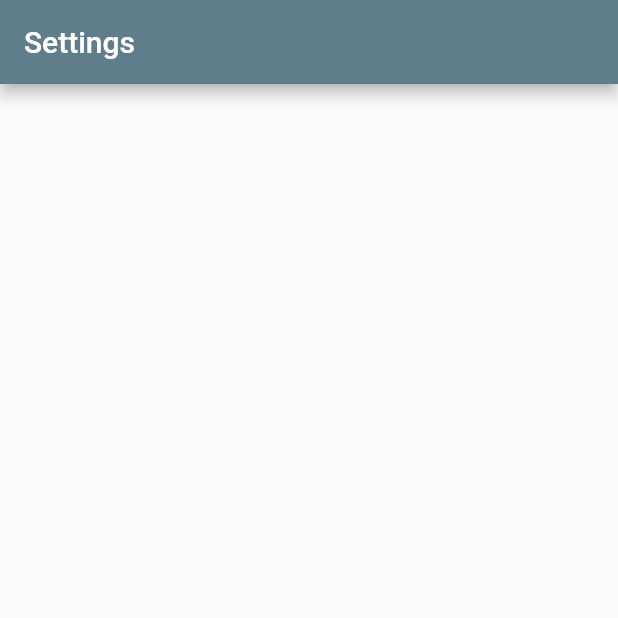
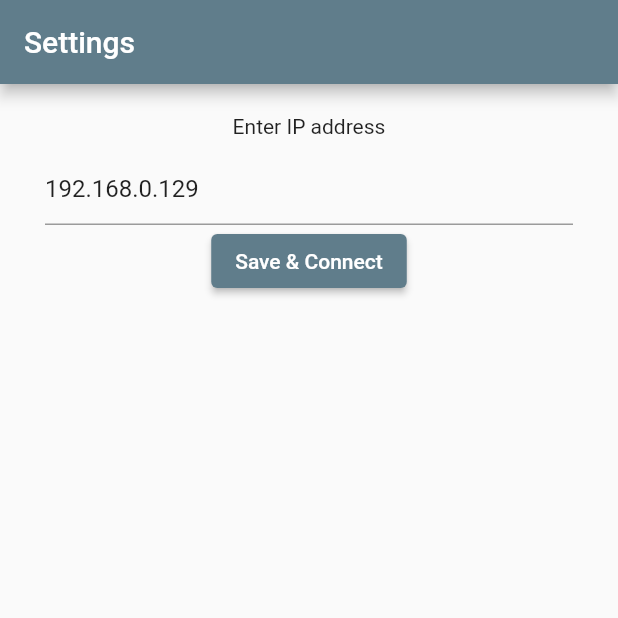
Before and after one commit to happypascal/ONE, a Flutter app: the screen it shows after launch, on a phone screen of 412 x 824 dp, the top half of it. Run offline on Flutter 3.47's test engine with Material 2 defaults, Android fonts, the phone set to English and light mode, and no system bars; our stand-ins replace shared_preferences; missing offline and left inert: modbus.

Commit message:
save address

```diff
--- a/lib/screens/settings/settingsScreen.dart
+++ b/lib/screens/settings/settingsScreen.dart
@@ -1,11 +1,89 @@
 import 'package:flutter/material.dart';
+import 'package:humidor_one_by_favre/common/commonWidgets.dart';
+import 'package:humidor_one_by_favre/routes/appRoutes.dart';
+import 'package:humidor_one_by_favre/utils/const.dart';
+import 'package:provider/provider.dart';
+import 'package:humidor_one_by_favre/providers/settings.dart';
 
-class SettingsScreen extends StatelessWidget {
+class SettingsScreen extends StatefulWidget {
+  @override
+  State<SettingsScreen> createState() => _SettingsScreenState();
+}
+
+class _SettingsScreenState extends State<SettingsScreen> {
+  final _key = GlobalKey<FormState>();
+  final TextEditingController _addrCtrl = TextEditingController();
+
+  initState() {
+    super.initState();
+    _addrCtrl.text = Provider.of<Settings>(context, listen: false).address;
+  }
+
+  String? _validate(String? val) {
+    var res;
+
+    if (val == null || val == '') {
+      res = 'Please fill';
+    } else {
+      var splitted = val.split('.');
+
+      for (var element in splitted) {
+        if (int.tryParse(element) == null) {
+          return 'Should contain digits only';
+        }
+      }
+    }
+
+    return res;
+  }
+
+  _saveForm() {
+    var isValid = _key.currentState!.validate();
+    if (isValid) {
+      _key.currentState!.save();
+    }
+  }
+
   Widget build(BuildContext context) {
-    return Scaffold(
-        appBar: AppBar(
-          title: Text('Settings'),
-        ),
-        body: Container());
+    return WillPopScope(
+      onWillPop: () async {
+        //TODO implement dialog ask exit app
+        return true;
+      },
+      child: Scaffold(
+          appBar: AppBar(
+            title: Text('Settings'),
+          ),
+          body: CustomWrapper(
+            child: Column(
+              children: [
+                Text('Enter IP address'),
+                SizedBox(height: 10.0),
+                Form(
+                  key: _key,
+                  child: Column(
+                    children: [
+                      TextFormField(
+                        validator: _validate,
+                        controller: _addrCtrl,
+                        keyboardType: TextInputType.number,
+                        onSaved: (val) async {
+                          await Provider.of<Settings>(context, listen: false)
+                              .saveAddress(_addrCtrl.text);
+                          Navigator.of(context)
+                              .pushReplacementNamed(AppRoutes.HOME_SCREEN);
+                        },
+                      )
+                    ],
+                  ),
+                ),
+                ElevatedButton(
+                  onPressed: _saveForm,
+                  child: Text('Save & Connect'),
+                ),
+              ],
+            ),
+          )),
+    );
   }
 }
```
